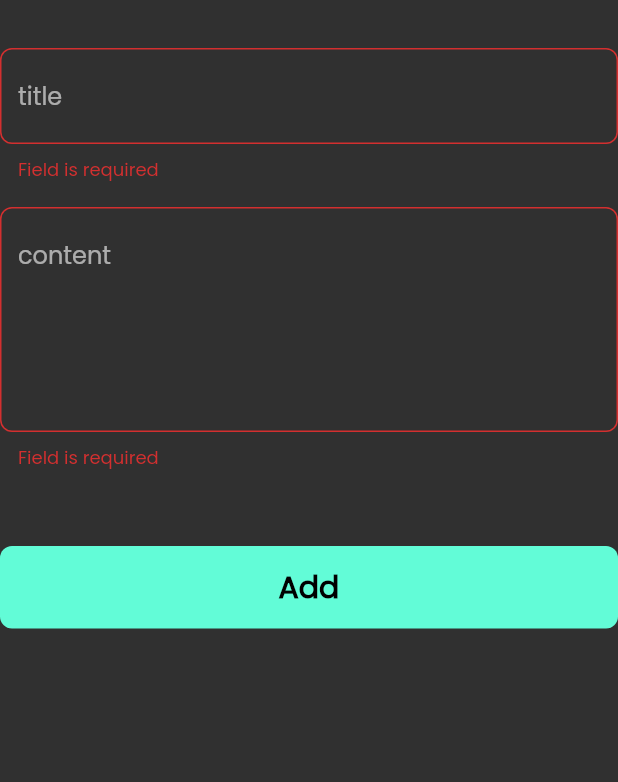
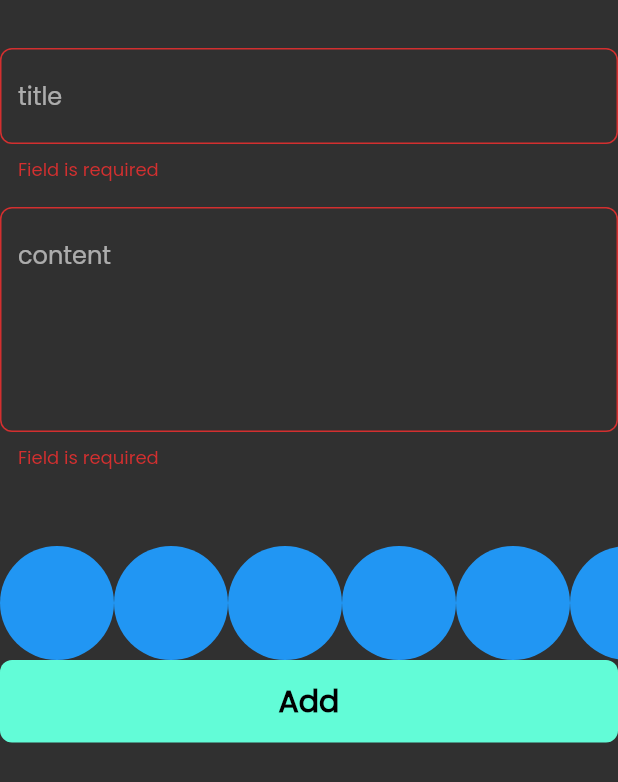
Before and after one commit to karimomar25/notesapp, a Flutter app: the AddNoteForm widget shown alone on an empty page, opened directly, after a tap on "Add", on a phone screen of 412 x 824 dp. Shown: the top 782 px of the screen. Run offline on Flutter 3.47's test engine with Material 2 defaults, Android fonts, the phone set to English and light mode, and no system bars; our stand-ins replace bloc, flutter_bloc, hive, hive_flutter; accounts and stored records are empty.

Commit message:
creat color list view

```diff
--- a/lib/views/widgets/add_note_form.dart
+++ b/lib/views/widgets/add_note_form.dart
@@ -4,6 +4,7 @@ import 'package:notesapp/cubits/add_note_cubit/add_note_cubit.dart';
 import 'package:notesapp/cubits/add_note_cubit/add_note_state.dart';
 import 'package:notesapp/cubits/notes_cubit/notes_cubit.dart';
 import 'package:notesapp/models/note_model.dart';
+import 'package:notesapp/views/widgets/color_list_view.dart';
 import 'package:notesapp/views/widgets/custom_button.dart';
 import 'package:notesapp/views/widgets/custom_text_field.dart';
 import 'package:intl/intl.dart';
@@ -21,7 +22,6 @@ class _AddNoteFormState extends State<AddNoteForm> {
   final GlobalKey<FormState> formKey = GlobalKey();
   AutovalidateMode autoValidateMode = AutovalidateMode.disabled;
   String? title, content;
-  @override
   @override
   Widget build(BuildContext context) {
     return Form(
@@ -53,6 +53,7 @@ class _AddNoteFormState extends State<AddNoteForm> {
           const SizedBox(
             height: 50,
           ),
+          ColorListView(),
           BlocBuilder<AddNoteCubit, AddNoteState>(
             builder: (context, state) {
               return CustomButton(
@@ -60,15 +61,8 @@ class _AddNoteFormState extends State<AddNoteForm> {
                 onTap: () {
                   if (formKey.currentState!.validate()) {
                     formKey.currentState!.save();
-                    var currentDate = DateTime.now();
-                    var formattedCurrentDate =
-                        DateFormat.yMd().format(currentDate);
-                    BlocProvider.of<AddNoteCubit>(context).addNote(NoteModel(
-                        title: title!,
-                        content: content!,
-                        date: formattedCurrentDate,
-                        color: Colors.blue.value));
-                    BlocProvider.of<NotesCubit>(context).fetchAllNotes();
+                    String formattedCurrentDate = formatDate();
+                    addNote(context, formattedCurrentDate);
                   } else {
                     autoValidateMode = AutovalidateMode.always;
                     setState(() {});
@@ -84,4 +78,19 @@ class _AddNoteFormState extends State<AddNoteForm> {
       ),
     );
   }
+
+  void addNote(BuildContext context, String formattedCurrentDate) {
+    BlocProvider.of<AddNoteCubit>(context).addNote(NoteModel(
+        title: title!,
+        content: content!,
+        date: formattedCurrentDate,
+        color: Colors.blue.value));
+    BlocProvider.of<NotesCubit>(context).fetchAllNotes();
+  }
+
+  String formatDate() {
+    var currentDate = DateTime.now();
+    var formattedCurrentDate = DateFormat.yMd().format(currentDate);
+    return formattedCurrentDate;
+  }
 }
--- /dev/null
+++ b/lib/views/widgets/color_list_view.dart
@@ -0,0 +1,31 @@
+import 'package:flutter/material.dart';
+
+class ColorItem extends StatelessWidget {
+  const ColorItem({super.key});
+
+  @override
+  Widget build(BuildContext context) {
+    return CircleAvatar(
+      backgroundColor: Colors.blue,
+      radius: 38,
+    );
+  }
+}
+
+class ColorListView extends StatelessWidget {
+  const ColorListView({super.key});
+
+  @override
+  Widget build(BuildContext context) {
+    return SizedBox(
+      height: 38 * 2,
+      child: ListView.builder(
+        itemCount: 10,
+        scrollDirection: Axis.horizontal,
+        itemBuilder: (context, index) {
+          return ColorItem();
+        },
+      ),
+    );
+  }
+}
```
